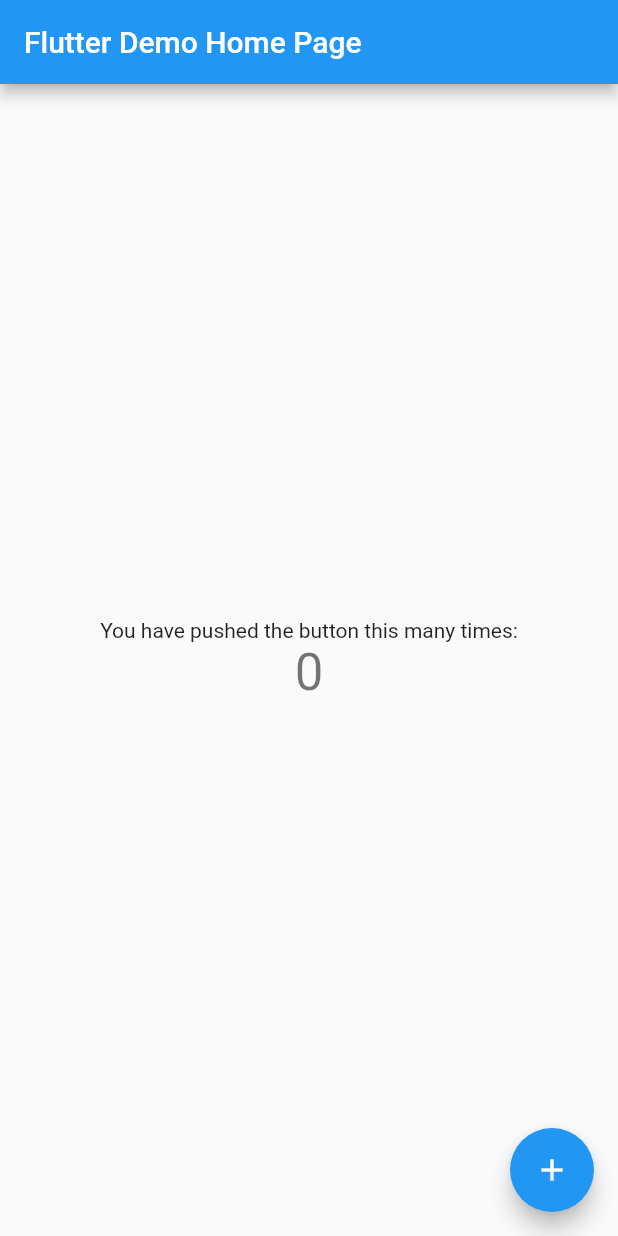
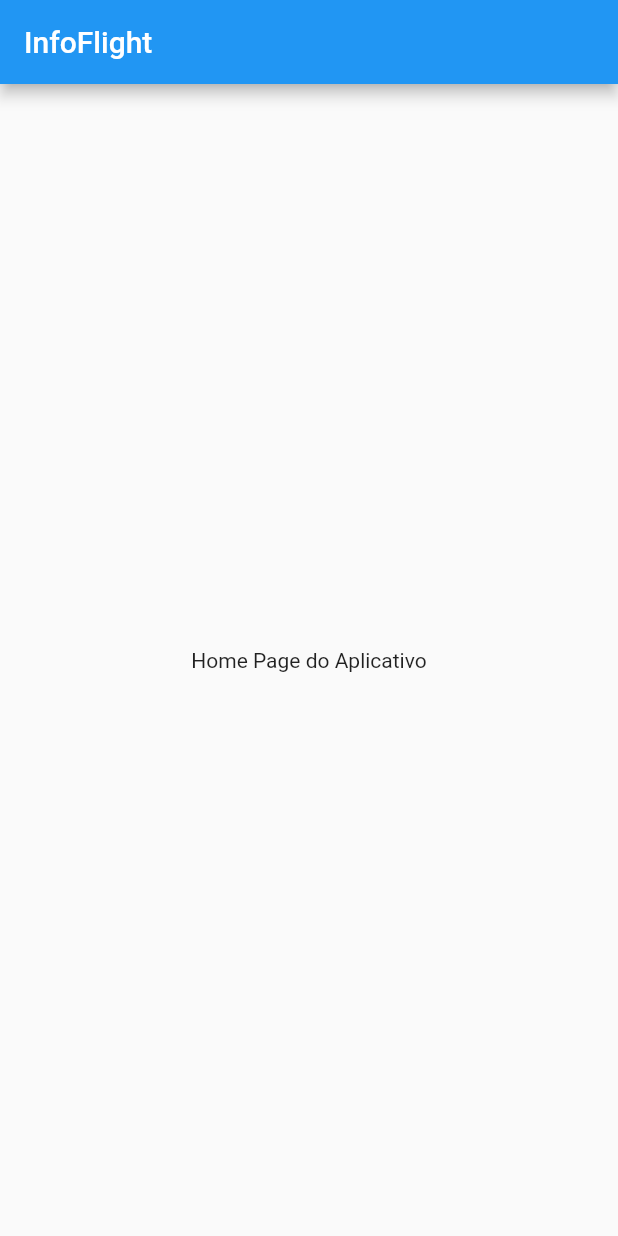
Before and after one commit to marcosmvgs/infoflight, a Flutter app: the screen it shows after launch, on a phone screen of 412 x 824 dp. Run offline on Flutter 3.47's test engine with Material 2 defaults, Android fonts, the phone set to English and light mode, and no system bars.

Commit message:
Adicionando homepage inicial

```diff
--- a/lib/main.dart
+++ b/lib/main.dart
@@ -1,4 +1,5 @@
 import 'package:flutter/material.dart';
+import 'package:infoflight/screens/homepage_sceen.dart';
 
 void main() {
   runApp(const MyApp());
@@ -7,109 +8,15 @@ void main() {
 class MyApp extends StatelessWidget {
   const MyApp({super.key});
 
-  // This widget is the root of your application.
   @override
   Widget build(BuildContext context) {
     return MaterialApp(
       title: 'Flutter Demo',
       theme: ThemeData(
-        // This is the theme of your application.
-        //
-        // Try running your application with "flutter run". You'll see the
-        // application has a blue toolbar. Then, without quitting the app, try
-        // changing the primarySwatch below to Colors.green and then invoke
-        // "hot reload" (press "r" in the console where you ran "flutter run",
-        // or simply save your changes to "hot reload" in a Flutter IDE).
-        // Notice that the counter didn't reset back to zero; the application
-        // is not restarted.
+
         primarySwatch: Colors.blue,
       ),
-      home: const MyHomePage(title: 'Flutter Demo Home Page'),
+      home: const HomepageScreen(),
     );
   }
 }
-
-class MyHomePage extends StatefulWidget {
-  const MyHomePage({super.key, required this.title});
-
-  // This widget is the home page of your application. It is stateful, meaning
-  // that it has a State object (defined below) that contains fields that affect
-  // how it looks.
-
-  // This class is the configuration for the state. It holds the values (in this
-  // case the title) provided by the parent (in this case the App widget) and
-  // used by the build method of the State. Fields in a Widget subclass are
-  // always marked "final".
-
-  final String title;
-
-  @override
-  State<MyHomePage> createState() => _MyHomePageState();
-}
-
-class _MyHomePageState extends State<MyHomePage> {
-  int _counter = 0;
-
-  void _incrementCounter() {
-    setState(() {
-      // This call to setState tells the Flutter framework that something has
-      // changed in this State, which causes it to rerun the build method below
-      // so that the display can reflect the updated values. If we changed
-      // _counter without calling setState(), then the build method would not be
-      // called again, and so nothing would appear to happen.
-      _counter++;
-    });
-  }
-
-  @override
-  Widget build(BuildContext context) {
-    // This method is rerun every time setState is called, for instance as done
-    // by the _incrementCounter method above.
-    //
-    // The Flutter framework has been optimized to make rerunning build methods
-    // fast, so that you can just rebuild anything that needs updating rather
-    // than having to individually change instances of widgets.
-    return Scaffold(
-      appBar: AppBar(
-        // Here we take the value from the MyHomePage object that was created by
-        // the App.build method, and use it to set our appbar title.
-        title: Text(widget.title),
-      ),
-      body: Center(
-        // Center is a layout widget. It takes a single child and positions it
-        // in the middle of the parent.
-        child: Column(
-          // Column is also a layout widget. It takes a list of children and
-          // arranges them vertically. By default, it sizes itself to fit its
-          // children horizontally, and tries to be as tall as its parent.
-          //
-          // Invoke "debug painting" (press "p" in the console, choose the
-          // "Toggle Debug Paint" action from the Flutter Inspector in Android
-          // Studio, or the "Toggle Debug Paint" command in Visual Studio Code)
-          // to see the wireframe for each widget.
-          //
-          // Column has various properties to control how it sizes itself and
-          // how it positions its children. Here we use mainAxisAlignment to
-          // center the children vertically; the main axis here is the vertical
-          // axis because Columns are vertical (the cross axis would be
-          // horizontal).
-          mainAxisAlignment: MainAxisAlignment.center,
-          children: <Widget>[
-            const Text(
-              'You have pushed the button this many times:',
-            ),
-            Text(
-              '$_counter',
-              style: Theme.of(context).textTheme.headline4,
-            ),
-          ],
-        ),
-      ),
-      floatingActionButton: FloatingActionButton(
-        onPressed: _incrementCounter,
-        tooltip: 'Increment',
-        child: const Icon(Icons.add),
-      ), // This trailing comma makes auto-formatting nicer for build methods.
-    );
-  }
-}
--- /dev/null
+++ b/lib/screens/homepage_sceen.dart
@@ -0,0 +1,15 @@
+import 'package:flutter/material.dart';
+
+class HomepageScreen extends StatelessWidget {
+  const HomepageScreen({super.key});
+
+  @override
+  Widget build(BuildContext context) {
+    return Scaffold(
+      appBar: AppBar(
+        title: const Text('InfoFlight'),
+      ),
+      body: const Center(child: Text('Home Page do Aplicativo'),),
+    );
+  }
+}
```
